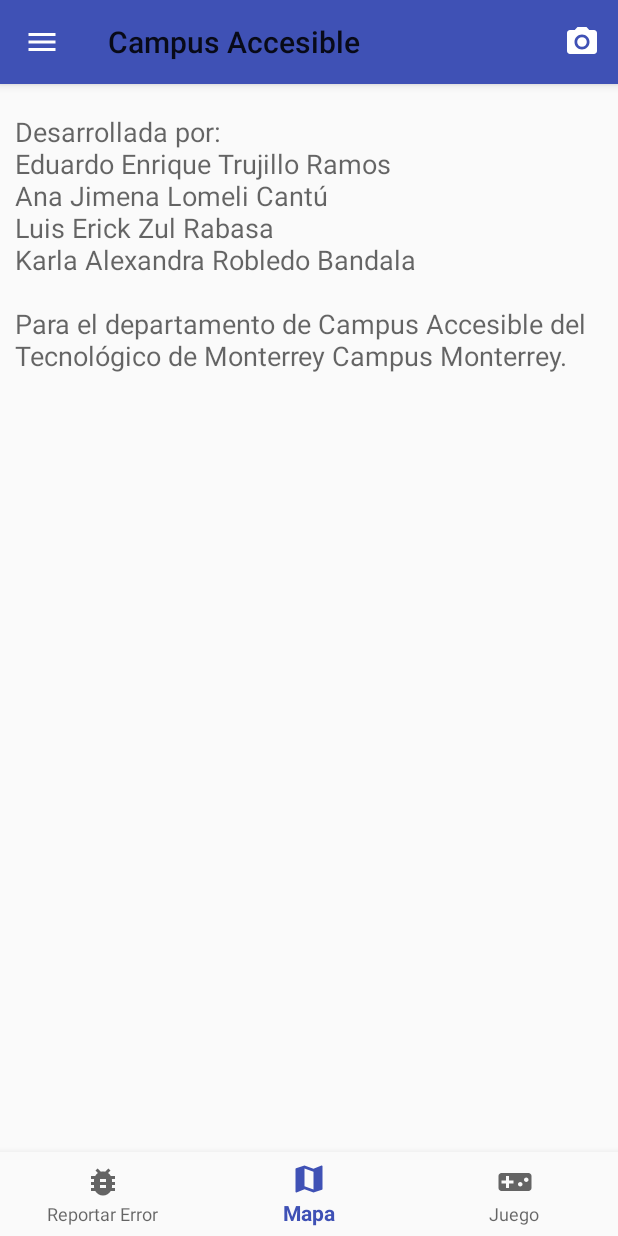
After one commit to eduardotru/ProyectoMovilesEq6, an Android app: the fragment CreditsFragment placed in its activity, on a phone screen of 412 x 824 dp. The commit adds this screen. Run offline under Robolectric (Android 15) with nearby library versions, the phone set to English and light mode, and no system bars; our stand-ins replace Room's generated code.

Commit message:
Creditos agregados

```diff
--- a/Campus_Accesible/app/build.gradle
+++ b/Campus_Accesible/app/build.gradle
@@ -24,6 +24,7 @@ android {
     }
 }
 
+
 dependencies {
     implementation fileTree(dir: 'libs', include: ['*.jar'])
     implementation "org.jetbrains.kotlin:kotlin-stdlib-jre7:$kotlin_version"
--- /dev/null
+++ b/Campus_Accesible/app/src/main/java/itesm/mx/campus_accesible/Creditos/CreditsFragment.kt
@@ -0,0 +1,52 @@
+package itesm.mx.campus_accesible.Creditos
+
+import android.content.Context
+import android.net.Uri
+import android.os.Bundle
+import android.support.v4.app.Fragment
+import android.view.LayoutInflater
+import android.view.View
+import android.view.ViewGroup
+
+import itesm.mx.campus_accesible.R
+
+class CreditsFragment : Fragment() {
+
+    private var mListener: CreditsListener? = null
+
+    override fun onCreate(savedInstanceState: Bundle?) {
+        super.onCreate(savedInstanceState)
+    }
+
+    override fun onCreateView(inflater: LayoutInflater, container: ViewGroup?,
+                              savedInstanceState: Bundle?): View? {
+        // Inflate the layout for this fragment
+        return inflater.inflate(R.layout.fragment_credits, container, false)
+    }
+
+    override fun onAttach(context: Context?) {
+        super.onAttach(context)
+        if (context is CreditsListener) {
+            mListener = context
+        } else {
+            throw RuntimeException(context!!.toString() + " must implement CreditsListener")
+        }
+    }
+
+    override fun onDetach() {
+        super.onDetach()
+        mListener = null
+    }
+
+    interface CreditsListener {
+    }
+
+    companion object {
+        fun newInstance(): CreditsFragment {
+            val fragment = CreditsFragment()
+            val args = Bundle()
+            fragment.arguments = args
+            return fragment
+        }
+    }
+}// Required empty public constructor
--- a/Campus_Accesible/app/src/main/java/itesm/mx/campus_accesible/MainActivity.kt
+++ b/Campus_Accesible/app/src/main/java/itesm/mx/campus_accesible/MainActivity.kt
@@ -22,12 +22,14 @@ import java.util.ArrayList
 import android.support.design.widget.NavigationView
 import android.support.v4.view.GravityCompat
 import android.view.View
+import itesm.mx.campus_accesible.Creditos.CreditsFragment
 import itesm.mx.campus_accesible.DB.AppDatabase
 import itesm.mx.campus_accesible.Mapa.Edge
 import itesm.mx.campus_accesible.QRScanner.QRScannerListener
 
 class MainActivity : AppCompatActivity(), MapFragment.OnFragmentInteractionListener, GameFragmentListener,
-BottomNavigationView.OnNavigationItemSelectedListener, AppDatabase.DatabaseDelegate, QRScannerListener {
+BottomNavigationView.OnNavigationItemSelectedListener, AppDatabase.DatabaseDelegate, QRScannerListener,
+        CreditsFragment.CreditsListener {
 
     private var mDb: AppDatabase? = null
     private lateinit var mDrawerLayout: DrawerLayout
@@ -94,7 +96,9 @@ BottomNavigationView.OnNavigationItemSelectedListener, AppDatabase.DatabaseDeleg
 
             //Agregar codigo del detalle aqui
 
-
+            if(menuItem.title == "Créditos") {
+                replaceFragment(CreditsFragment.newInstance())
+            }
             true
         }
 
@@ -131,7 +135,7 @@ BottomNavigationView.OnNavigationItemSelectedListener, AppDatabase.DatabaseDeleg
         for (edificio in listEdificios!!) {
             menu.add(edificio.nombre)
         }
-
+        menu.add("Créditos")
         navigation.selectedItemId = R.id.navigation_map
         val actionbar = supportActionBar
         actionbar!!.setDisplayHomeAsUpEnabled(true)
--- /dev/null
+++ b/Campus_Accesible/app/src/main/res/layout/fragment_credits.xml
@@ -0,0 +1,22 @@
+<LinearLayout xmlns:android="http://schemas.android.com/apk/res/android"
+    xmlns:tools="http://schemas.android.com/tools"
+    android:layout_width="match_parent"
+    android:layout_height="match_parent"
+    android:orientation="vertical"
+    tools:context="itesm.mx.campus_accesible.Creditos.CreditsFragment">
+
+    <TextView
+        android:layout_width="match_parent"
+        android:layout_height="wrap_content"
+        android:text="@string/credits_title"
+        android:gravity="center"
+        android:layout_margin="10dp"
+        android:textAppearance="@style/Base.TextAppearance.AppCompat.Display1"  />
+    <TextView
+        android:layout_width="wrap_content"
+        android:layout_height="match_parent"
+        android:layout_margin="10dp"
+        android:text="@string/credits"
+        android:textAppearance="@style/Base.TextAppearance.AppCompat.Medium"/>
+
+</LinearLayout>
--- a/Campus_Accesible/app/src/main/res/values/strings.xml
+++ b/Campus_Accesible/app/src/main/res/values/strings.xml
@@ -14,6 +14,9 @@
     <string name="highscore_title">Tiempo Record: </string>
     <string name="btn_exit">Menú Principal</string>
     <string name="btn_try_again">Jugar Otra Vez</string>
+    <string name="credits_title">Créditos</string>
+    <string name="credits">Desarrollada por:\nEduardo Enrique Trujillo Ramos\nAna Jimena Lomeli Cantú\nLuis Erick Zul Rabasa\nKarla Alexandra Robledo Bandala\n\nPara el departamento de Campus Accesible del Tecnológico de Monterrey Campus Monterrey.
+    </string>
 
     <string name="hello_blank_fragment">Hola</string>
 
```
